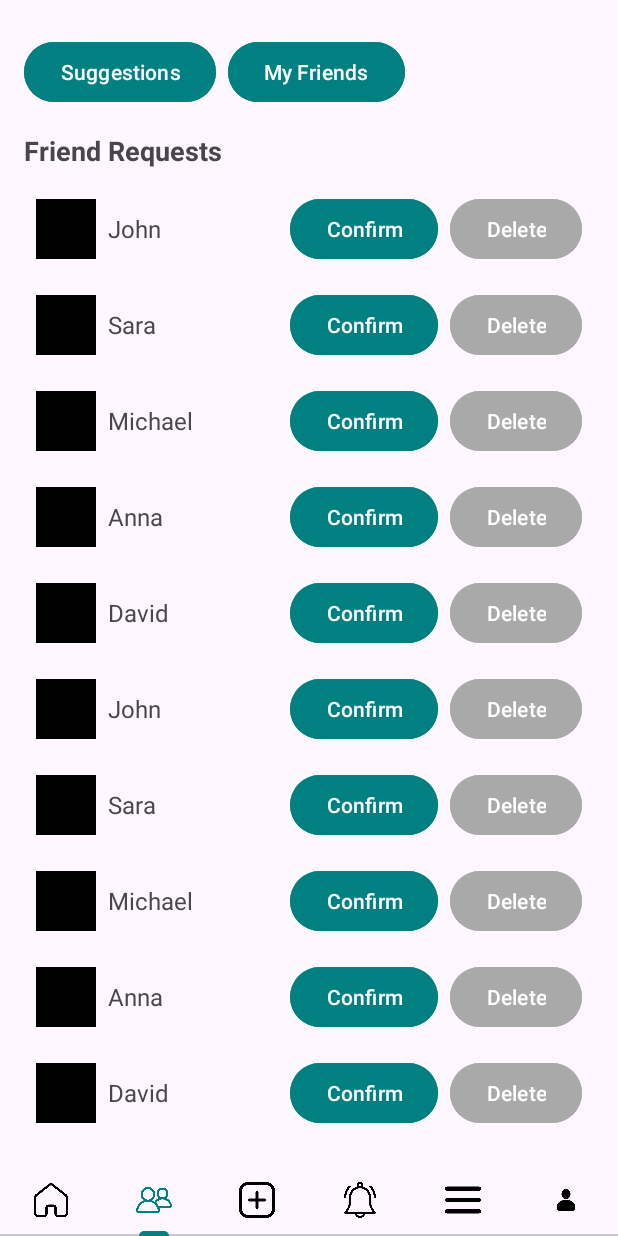
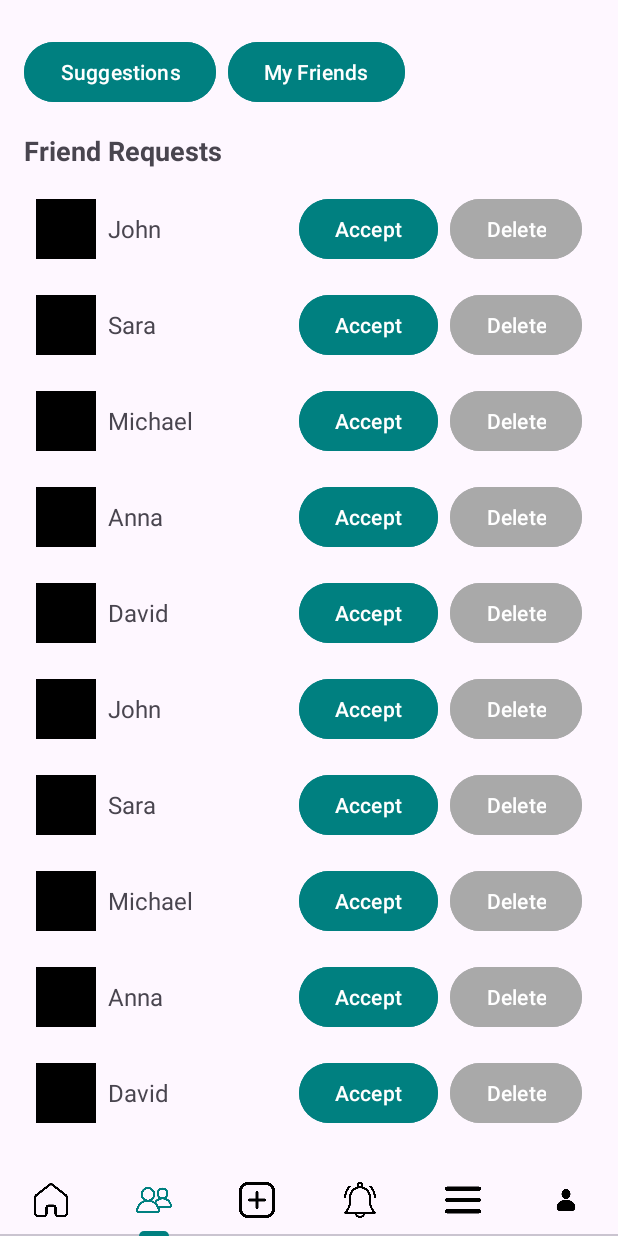
Before and after one commit to 22BI13371/facebook-client-project, an Android app: the screen it shows after launch (MainActivity), item 2 of the bottom bar chosen, on a phone screen of 412 x 824 dp. Run offline under Robolectric (Android 15) with nearby library versions, the light colour scheme and no system bars; libraries missing offline, so code that uses them is left out: com.facebook, com.facebook.login.

Commit message:
minor change

```diff
--- a/app/src/main/res/layout/item_friend_request.xml
+++ b/app/src/main/res/layout/item_friend_request.xml
@@ -25,7 +25,7 @@
         android:layout_width="wrap_content"
         android:layout_height="wrap_content"
         android:backgroundTint="@color/Teal"
-        android:text="Confirm" />
+        android:text="Accept" />
 
     <Button
         android:id="@+id/deleteButton"
```
